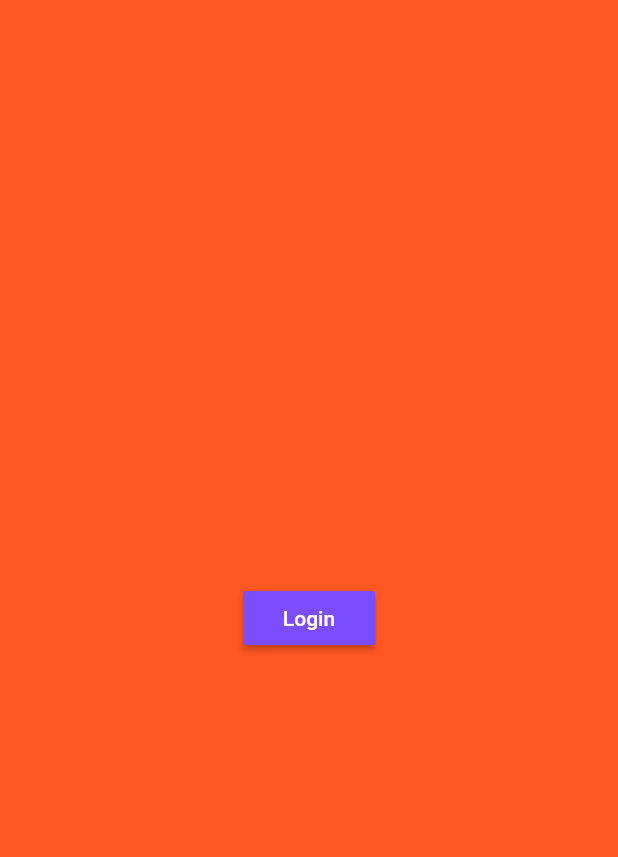
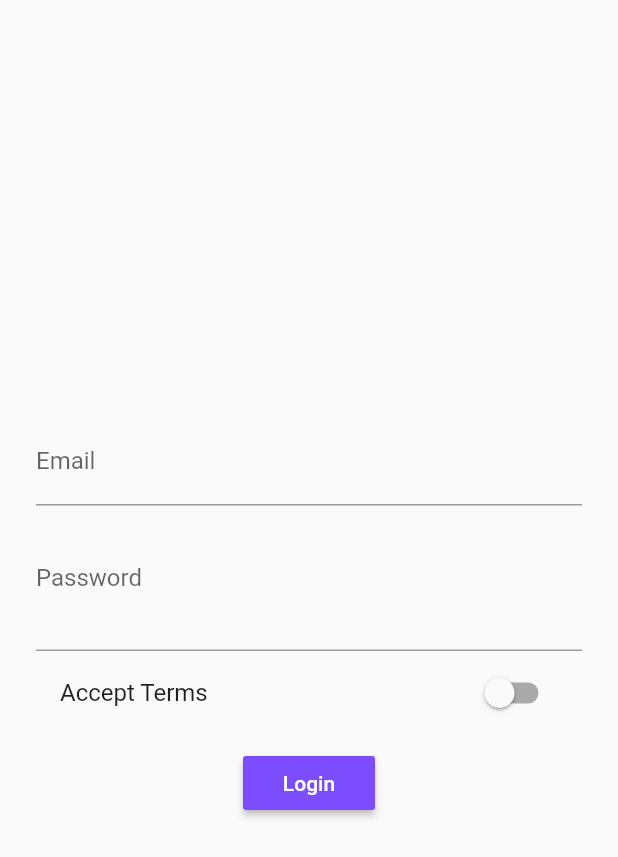
Before and after one commit to Daym3l/flutter_course, a Flutter app: the screen it shows after launch, on a phone screen of 412 x 824 dp. Shown: the top 857 px of the screen. Run offline on Flutter 3.47's test engine with Material 2 defaults, Android fonts, the phone set to English and light mode, and no system bars.

Commit message:
Section 7
Finish

```diff
--- a/lib/main.dart
+++ b/lib/main.dart
@@ -1,15 +1,66 @@
 import 'package:flutter/material.dart';
-import 'package:flutter_course/pages/auth.dart';
+import 'package:flutter_course/pages/page.auth.dart';
+import 'package:flutter_course/pages/page.products.dart';
+
+import 'pages/page.product.dart';
+import 'pages/page.productsAdmin.dart';
 
 void main() => runApp(MyApp());
 
-class MyApp extends StatelessWidget {
+class MyApp extends StatefulWidget {
+  @override
+  State<StatefulWidget> createState() {
+    return _MyAppState();
+  }
+}
+
+class _MyAppState extends State<MyApp> {
+  List<Map<String, dynamic>> _products = [];
+
+  void _addProducts(Map<String, dynamic> product) {
+    setState(() {
+      _products.add(product);
+    });
+  }
+
+  void _deleteProduct(int index) {
+    setState(() {
+      _products.removeAt(index);
+    });
+  }
+
   @override
   Widget build(BuildContext context) {
     return MaterialApp(
-        theme: ThemeData(
-            primarySwatch: Colors.deepOrange,
-            accentColor: Colors.deepPurpleAccent),
-        home: AuthPage());
+      theme: ThemeData(
+          primarySwatch: Colors.deepOrange,
+          accentColor: Colors.deepPurpleAccent),
+
+      // home: AuthPage(),
+      routes: {
+        '/': (BuildContext context) => AuthPage(),
+        '/home': (BuildContext context) => HomePage(_products),
+        '/admin': (BuildContext context) =>
+            ProductsAdminPage(_addProducts, _deleteProduct),
+      },
+      onGenerateRoute: (RouteSettings routeSettings) {
+        final List<String> pathElements = routeSettings.name.split('/');
+        if (pathElements[0] != '') {
+          return null;
+        }
+        if (pathElements[1] == 'product') {
+          final int index = int.parse(pathElements[2]);
+          return MaterialPageRoute(
+            builder: (BuildContext context) => ProductPage(
+                _products[index]['title'], _products[index]['image']),
+          );
+        }
+        return null;
+      },
+      onUnknownRoute: (RouteSettings settings) {
+        return MaterialPageRoute(
+            builder: (BuildContext context) => HomePage(_products));
+      },
+    );
   }
 }
--- a/lib/pages/auth.dart
+++ /dev/null
@@ -1,23 +0,0 @@
-import 'package:flutter/material.dart';
-import 'package:flutter_course/pages/home.dart';
-
-class AuthPage extends StatelessWidget {
-  @override
-  Widget build(BuildContext context) {
-    return Scaffold(
-      backgroundColor: Theme.of(context).primaryColor,
-      body: Center(
-        child: RaisedButton(
-          child: Text('Login'),
-          textColor: Colors.white,
-          color: Theme.of(context).accentColor,
-          onPressed: () => Navigator.pushReplacement(
-              context,
-              MaterialPageRoute(
-                builder: (BuildContext context) => HomePage(),
-              )),
-        ),
-      ),
-    );
-  }
-}
--- /dev/null
+++ b/lib/pages/page.auth.dart
@@ -0,0 +1,67 @@
+import 'package:flutter/material.dart';
+
+class AuthPage extends StatefulWidget {
+  @override
+  State<StatefulWidget> createState() {
+    return _AuthPageState();
+  }
+}
+
+class _AuthPageState extends State<AuthPage> {
+  String _email;
+  String _password;
+  bool _acceptTerms = false;
+
+  @override
+  Widget build(BuildContext context) {
+    return Scaffold(
+        body: Container(
+      margin: EdgeInsets.all(24.0),
+      child: Column(
+        mainAxisAlignment: MainAxisAlignment.center,
+        crossAxisAlignment: CrossAxisAlignment.center,
+        children: [
+          TextField(
+            decoration: InputDecoration(
+              labelText: 'Email',
+            ),
+            keyboardType: TextInputType.emailAddress,
+            onChanged: (String value) {
+              setState(() {
+                _email = value;
+              });
+            },
+          ),
+          TextField(
+            decoration: InputDecoration(
+              labelText: 'Password',
+            ),
+            maxLines: 3,
+            onChanged: (String value) {
+              setState(() {
+                _password = value;
+              });
+            },
+          ),
+          SwitchListTile(
+              title: Text('Accept Terms'),
+              value: _acceptTerms,
+              onChanged: (bool value) {
+                setState(() {
+                  _acceptTerms = value;
+                });
+              }),
+          SizedBox(
+            height: 8.0,
+          ),
+          RaisedButton(
+            child: Text('Login'),
+            textColor: Colors.white,
+            color: Theme.of(context).accentColor,
+            onPressed: () => Navigator.pushReplacementNamed(context, '/home'),
+          ),
+        ],
+      ),
+    ));
+  }
+}
```
Also changed, not shown: lib/pages/page.product.dart (renamed from lib/pages/product.dart, +8 -1 lines), lib/pages/page.products.dart (renamed from lib/pages/home.dart, +6 -1 lines), lib/pages/page.productsAdmin.dart (added, +39 -0 lines), lib/pages/tab.page.createProduct.dart (added, +79 -0 lines), lib/pages/tab.page.productList.dart (added, +10 -0 lines), lib/product_control.dart (deleted, +0 -16 lines), lib/product_manager.dart (+5 -41 lines), lib/widgets/widget.card.product.dart (renamed from lib/products.dart, +5 -17 lines), lib/widgets/widget.dialog.dart (added, +26 -0 lines), lib/widgets/widget.drawer.dart (added, +29 -0 lines).
